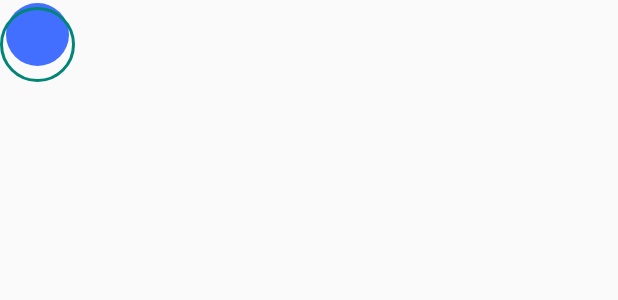
After one commit to relevium/AndroidAPP, an Android app: the layout custom_marker_layout.xml on its own in the app's theme, with its tools: preview values and no code run, on a phone screen of 412 x 824 dp. The commit adds this screen. Shown: the top 300 px of the screen. Run offline under Robolectric (Android 15) with nearby library versions, the phone set to English and light mode, and no system bars.

Commit message:
User now can see his location on map with his own image displayed

```diff
--- a/app/src/main/java/com/example/android/releviumfinal/ChatActivity.java
+++ b/app/src/main/java/com/example/android/releviumfinal/ChatActivity.java
@@ -9,6 +9,8 @@ public class ChatActivity extends AppCompatActivity {
     protected void onCreate(@Nullable Bundle savedInstanceState) {
         super.onCreate(savedInstanceState);
         setContentView(R.layout.activity_chat);
+        String message = getIntent().getStringExtra("tittle");
+        setTitle(message);
 
     }
 }
--- /dev/null
+++ b/app/src/main/res/drawable/marker_image_new.xml
@@ -0,0 +1,11 @@
+<shape xmlns:android="http://schemas.android.com/apk/res/android"
+    android:innerRadius="0dp"
+    android:shape="ring"
+    android:thicknessRatio="2"
+    android:useLevel="false" >
+    <solid android:color="@android:color/transparent" />
+
+    <stroke
+        android:width="2dp"
+        android:color="@android:color/darker_gray" />
+</shape>
--- /dev/null
+++ b/app/src/main/res/drawable/shape_circle.xml
@@ -0,0 +1,12 @@
+<?xml version="1.0" encoding="utf-8"?>
+<shape
+    xmlns:android="http://schemas.android.com/apk/res/android"
+    android:shape="oval">
+
+    <solid
+        android:color="#426fff"/>
+
+    <size
+        android:width="120dp"
+        android:height="120dp"/>
+</shape>
--- /dev/null
+++ b/app/src/main/res/layout/custom_marker_layout.xml
@@ -0,0 +1,36 @@
+<?xml version="1.0" encoding="utf-8"?>
+<RelativeLayout xmlns:android="http://schemas.android.com/apk/res/android"
+    xmlns:app="http://schemas.android.com/apk/res-auto"
+    android:id="@+id/custom_marker_view"
+    android:layout_width="52dp"
+    android:layout_height="wrap_content">
+    <de.hdodenhof.circleimageview.CircleImageView
+        android:id="@+id/user_dp"
+        android:layout_width="42dp"
+        android:layout_height="46dp"
+        app:civ_border_color="#fff"
+        android:layout_alignParentTop="true"
+        android:layout_gravity="center_horizontal"
+        android:layout_marginLeft="4dp"
+        android:contentDescription="@null"
+        android:src="@drawable/shape_circle" />
+    <RelativeLayout
+        android:layout_width="50dp"
+        android:layout_height="59dp"
+        android:backgroundTint="@color/colorPrimary"
+        android:background="@drawable/marker_image_new">
+        <TextView
+            android:text="janet John"
+            android:layout_width="match_parent"
+            android:layout_height="wrap_content"
+            android:gravity="center"
+            android:textSize="7sp"
+            android:layout_marginLeft="10dp"
+            android:textColor="#000"
+            android:alpha="0.8"
+            android:id="@+id/name"
+            android:layout_centerVertical="true"
+            android:layout_centerHorizontal="true"
+            android:visibility="gone"/>
+    </RelativeLayout>
+</RelativeLayout>
```
Also changed, not shown: app/build.gradle (+5 -5 lines), app/src/main/java/com/example/android/releviumfinal/MainActivity.java (+62 -6 lines), app/src/main/java/com/example/android/releviumfinal/MapController.java (+36 -2 lines).
